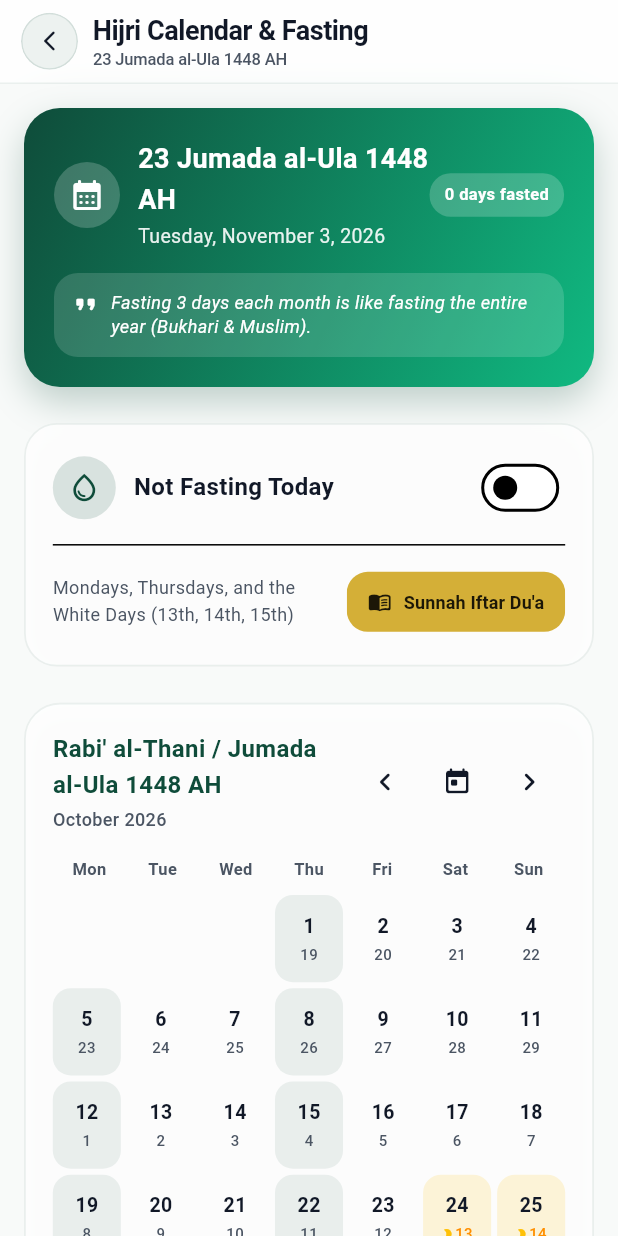
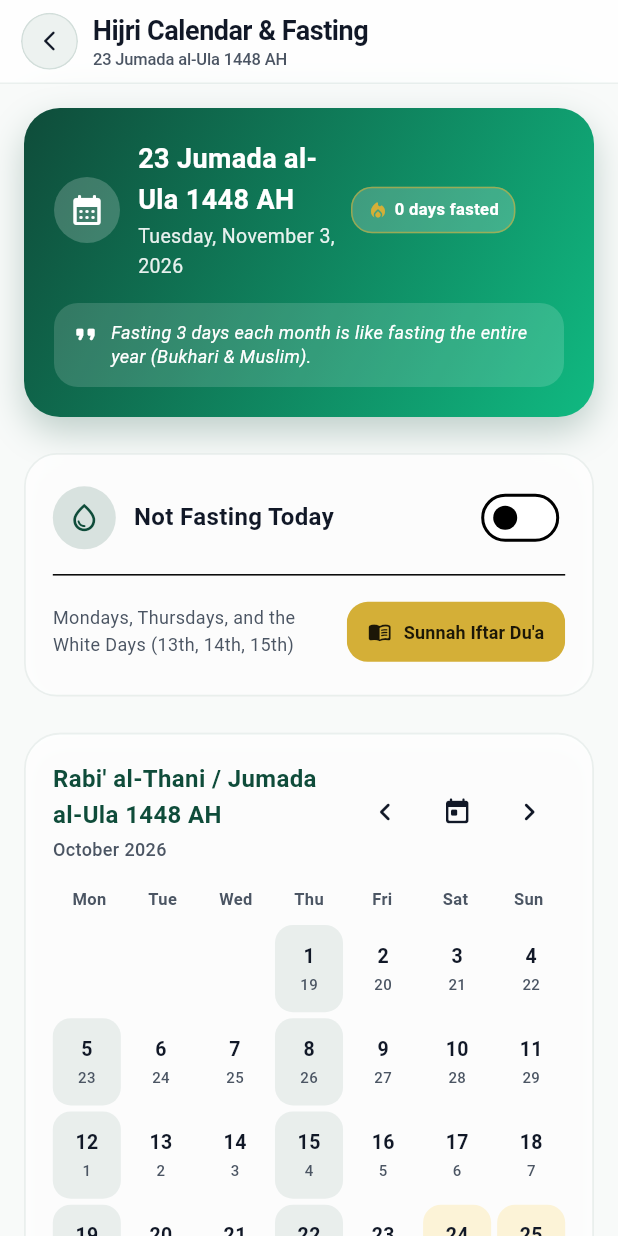
Before and after one commit to hamdi-ab/productive-muslim, a Flutter app: the FastingScreen screen opened by its route, after a tap on the "chevron left" icon, on a phone screen of 412 x 824 dp. Run offline on Flutter 3.47's test engine with Material 3 defaults, Android fonts, the phone set to English and light mode, and no system bars; our stand-ins replace bloc, device_preview, drift, flutter_bloc, flutter_compass, flutter_local_notifications and 9 more; missing offline and left inert: adhan_dart; accounts and stored records are empty; generated files the repository leaves out were written again; statements that could not run were skipped.

Commit message:
feat(fasting): polish Fasting Hub and Hijri calendar with Stitch styling and text scale resilience

```diff
--- a/lib/features/fasting/presentation/screens/fasting_screen.dart
+++ b/lib/features/fasting/presentation/screens/fasting_screen.dart
@@ -111,7 +111,10 @@ class _FastingScreenState extends State<FastingScreen> {
                             ],
                           ),
                         ),
-                        Container(
+                        Flexible(
+                          child: FittedBox(
+                            fit: BoxFit.scaleDown,
+                            child: Container(
                               padding: const EdgeInsets.symmetric(
                                 horizontal: 10,
                                 vertical: 6,
@@ -119,13 +122,31 @@ class _FastingScreenState extends State<FastingScreen> {
                               decoration: BoxDecoration(
                                 color: Colors.white.withValues(alpha: 0.2),
                                 borderRadius: BorderRadius.circular(14),
+                                border: Border.all(
+                                  color: const Color(0xFFD4AF37)
+                                      .withValues(alpha: 0.6),
+                                  width: 1,
                                 ),
-                          child: Text(
+                              ),
+                              child: Row(
+                                mainAxisSize: MainAxisSize.min,
+                                children: [
+                                  const Icon(
+                                    Icons.local_fire_department_rounded,
+                                    color: Color(0xFFD4AF37),
+                                    size: 14,
+                                  ),
+                                  const SizedBox(width: 4),
+                                  Text(
                                     l10n.fastingStreak(_fastedDaysThisMonth),
                                     style: const TextStyle(
                                       color: Colors.white,
                                       fontWeight: FontWeight.bold,
                                       fontSize: 11,
+                                    ),
+                                  ),
+                                ],
+                              ),
                             ),
                           ),
                         ),
@@ -264,6 +285,8 @@ class _FastingScreenState extends State<FastingScreen> {
                   fontWeight: FontWeight.bold,
                   fontSize: 13,
                 ),
+                maxLines: 1,
+                overflow: TextOverflow.ellipsis,
               ),
               const SizedBox(height: 2),
               Text(
```
Also changed, not shown: lib/features/fasting/presentation/widgets/hijri_calendar_view.dart (+45 -9 lines), 1 other file. Lines whose indentation alone changed are shown as unchanged.
